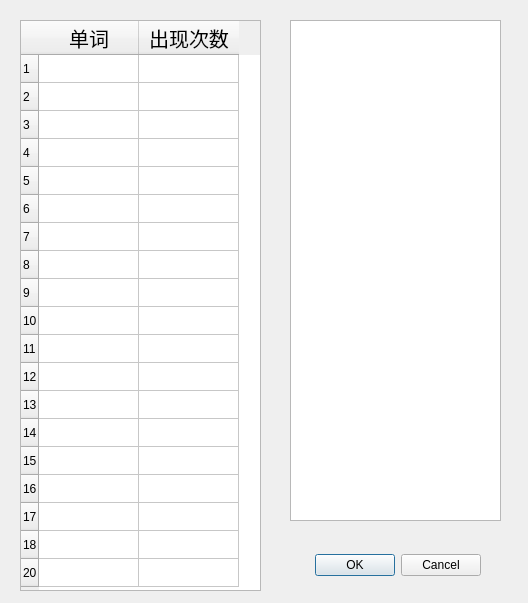
The window that GUI_Top20.ui (AmuroPeng/Document-Indexing) describes before a commit, drawn with Qt 5.
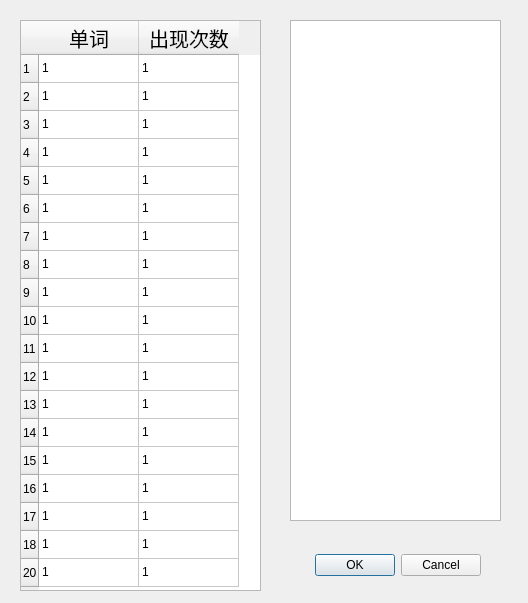
The same window after the commit.

The edit to the form file:
```diff
--- a/GUI_Top20.ui
+++ b/GUI_Top20.ui
@@ -172,6 +172,196 @@
      </font>
     </property>
    </column>
+   <item row="0" column="0">
+    <property name="text">
+     <string>1</string>
+    </property>
+   </item>
+   <item row="0" column="1">
+    <property name="text">
+     <string>1</string>
+    </property>
+   </item>
+   <item row="1" column="0">
+    <property name="text">
+     <string>1</string>
+    </property>
+   </item>
+   <item row="1" column="1">
+    <property name="text">
+     <string>1</string>
+    </property>
+   </item>
+   <item row="2" column="0">
+    <property name="text">
+     <string>1</string>
+    </property>
+   </item>
+   <item row="2" column="1">
+    <property name="text">
+     <string>1</string>
+    </property>
+   </item>
+   <item row="3" column="0">
+    <property name="text">
+     <string>1</string>
+    </property>
+   </item>
+   <item row="3" column="1">
+    <property name="text">
+     <string>1</string>
+    </property>
+   </item>
+   <item row="4" column="0">
+    <property name="text">
+     <string>1</string>
+    </property>
+   </item>
+   <item row="4" column="1">
+    <property name="text">
+     <string>1</string>
+    </property>
+   </item>
+   <item row="5" column="0">
+    <property name="text">
+     <string>1</string>
+    </property>
+   </item>
+   <item row="5" column="1">
+    <property name="text">
+     <string>1</string>
+    </property>
+   </item>
+   <item row="6" column="0">
+    <property name="text">
+     <string>1</string>
+    </property>
+   </item>
+   <item row="6" column="1">
+    <property name="text">
+     <string>1</string>
+    </property>
+   </item>
+   <item row="7" column="0">
+    <property name="text">
+     <string>1</string>
+    </property>
+   </item>
+   <item row="7" column="1">
+    <property name="text">
+     <string>1</string>
+    </property>
+   </item>
+   <item row="8" column="0">
+    <property name="text">
+     <string>1</string>
+    </property>
+   </item>
+   <item row="8" column="1">
+    <property name="text">
+     <string>1</string>
+    </property>
+   </item>
+   <item row="9" column="0">
+    <property name="text">
+     <string>1</string>
+    </property>
+   </item>
+   <item row="9" column="1">
+    <property name="text">
+     <string>1</string>
+    </property>
+   </item>
+   <item row="10" column="0">
+    <property name="text">
+     <string>1</string>
+    </property>
+   </item>
+   <item row="10" column="1">
+    <property name="text">
+     <string>1</string>
+    </property>
+   </item>
+   <item row="11" column="0">
+    <property name="text">
+     <string>1</string>
+    </property>
+   </item>
+   <item row="11" column="1">
+    <property name="text">
+     <string>1</string>
+    </property>
+   </item>
+   <item row="12" column="0">
+    <property name="text">
+     <string>1</string>
+    </property>
+   </item>
+   <item row="12" column="1">
+    <property name="text">
+     <string>1</string>
+    </property>
+   </item>
+   <item row="13" column="0">
+    <property name="text">
+     <string>1</string>
+    </property>
+   </item>
+   <item row="13" column="1">
+    <property name="text">
+     <string>1</string>
+    </property>
+   </item>
+   <item row="14" column="0">
+    <property name="text">
+     <string>1</string>
+    </property>
+   </item>
+   <item row="14" column="1">
+    <property name="text">
+     <string>1</string>
+    </property>
+   </item>
+   <item row="15" column="0">
+    <property name="text">
+     <string>1</string>
+    </property>
+   </item>
+   <item row="15" column="1">
+    <property name="text">
+     <string>1</string>
+    </property>
+   </item>
+   <item row="16" column="0">
+    <property name="text">
+     <string>1</string>
+    </property>
+   </item>
+   <item row="16" column="1">
+    <property name="text">
+     <string>1</string>
+    </property>
+   </item>
+   <item row="17" column="0">
+    <property name="text">
+     <string>1</string>
+    </property>
+   </item>
+   <item row="17" column="1">
+    <property name="text">
+     <string>1</string>
+    </property>
+   </item>
+   <item row="18" column="0">
+    <property name="text">
+     <string>1</string>
+    </property>
+   </item>
+   <item row="18" column="1">
+    <property name="text">
+     <string>1</string>
+    </property>
+   </item>
   </widget>
  </widget>
  <resources/>
```
